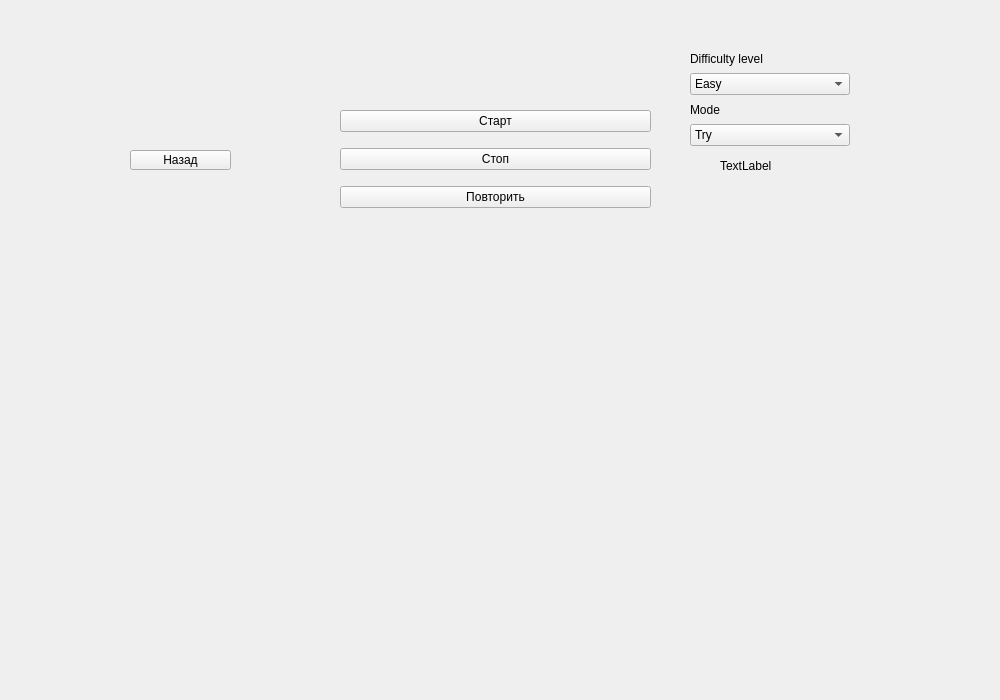
This is src/gui/exercises/exercisewithtileswidget.ui in TFed555/music_trainer as Qt 5 draws it before an edit. The edited form follows.
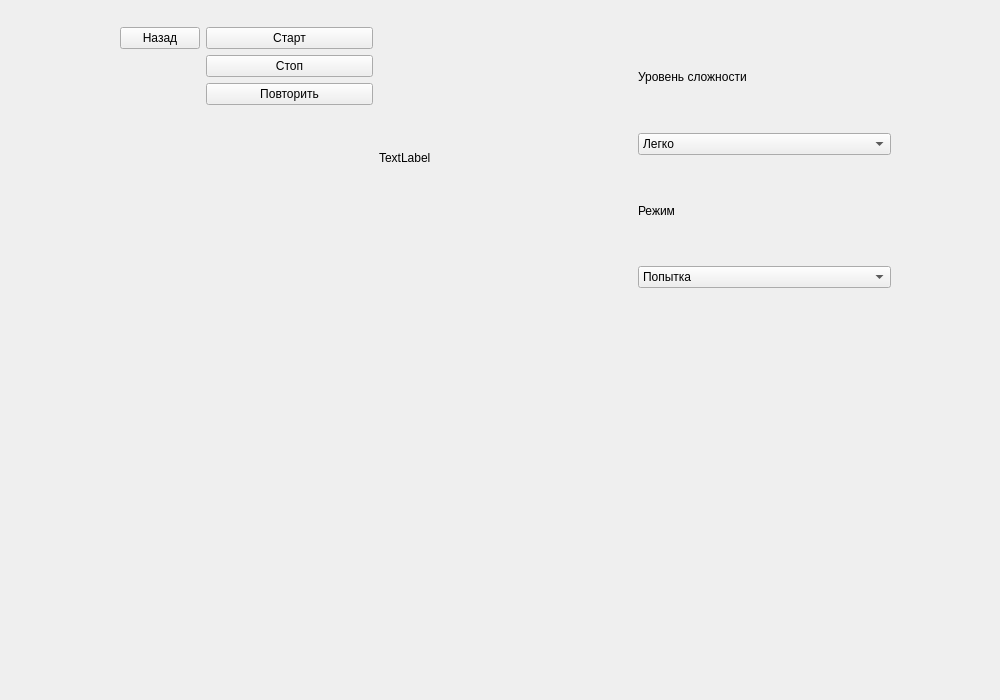
This is the edited form.

What changed in the file:
```diff
--- a/src/gui/exercises/exercisewithtileswidget.ui
+++ b/src/gui/exercises/exercisewithtileswidget.ui
@@ -13,15 +13,50 @@
   <property name="windowTitle">
    <string>Form</string>
   </property>
-  <widget class="QWidget" name="verticalLayoutWidget">
+  <widget class="QWidget" name="horizontalLayoutWidget">
    <property name="geometry">
     <rect>
-     <x>340</x>
-     <y>100</y>
+     <x>120</x>
+     <y>300</y>
+     <width>771</width>
+     <height>181</height>
+    </rect>
+   </property>
+   <layout class="QHBoxLayout" name="horizontalLayout"/>
+  </widget>
+  <widget class="QLabel" name="tipLabel">
+   <property name="geometry">
+    <rect>
+     <x>320</x>
+     <y>580</y>
      <width>311</width>
-     <height>121</height>
+     <height>20</height>
     </rect>
    </property>
+   <property name="text">
+    <string/>
+   </property>
+  </widget>
+  <widget class="QWidget" name="horizontalLayoutWidget_2">
+   <property name="geometry">
+    <rect>
+     <x>120</x>
+     <y>27</y>
+     <width>771</width>
+     <height>261</height>
+    </rect>
+   </property>
+   <layout class="QHBoxLayout" name="horizontalLayout_2">
+    <item>
+     <layout class="QFormLayout" name="formLayout">
+      <item row="0" column="0">
+       <widget class="QPushButton" name="backBtn">
+        <property name="text">
+         <string>Назад</string>
+        </property>
+       </widget>
+      </item>
+      <item row="0" column="1">
    <layout class="QVBoxLayout" name="manageLayout">
     <item>
      <widget class="QPushButton" name="startBtn">
@@ -45,71 +80,22 @@
      </widget>
     </item>
    </layout>
-  </widget>
-  <widget class="QWidget" name="horizontalLayoutWidget">
-   <property name="geometry">
-    <rect>
-     <x>120</x>
-     <y>300</y>
-     <width>771</width>
-     <height>181</height>
-    </rect>
-   </property>
-   <layout class="QHBoxLayout" name="horizontalLayout"/>
-  </widget>
-  <widget class="QPushButton" name="backBtn">
-   <property name="geometry">
-    <rect>
-     <x>130</x>
-     <y>150</y>
-     <width>101</width>
-     <height>20</height>
-    </rect>
-   </property>
-   <property name="text">
-    <string>Назад</string>
-   </property>
-  </widget>
+      </item>
+     </layout>
+    </item>
+    <item>
   <widget class="QLabel" name="descriptionLabel">
-   <property name="geometry">
-    <rect>
-     <x>720</x>
-     <y>120</y>
-     <width>249</width>
-     <height>91</height>
-    </rect>
-   </property>
    <property name="text">
     <string>TextLabel</string>
    </property>
   </widget>
-  <widget class="QLabel" name="modeLabel">
-   <property name="geometry">
-    <rect>
-     <x>320</x>
-     <y>580</y>
-     <width>311</width>
-     <height>20</height>
-    </rect>
-   </property>
-   <property name="text">
-    <string/>
-   </property>
-  </widget>
-  <widget class="QWidget" name="verticalLayoutWidget_2">
-   <property name="geometry">
-    <rect>
-     <x>690</x>
-     <y>50</y>
-     <width>160</width>
-     <height>96</height>
-    </rect>
-   </property>
+    </item>
+    <item>
    <layout class="QVBoxLayout" name="verticalLayout">
     <item>
      <widget class="QLabel" name="label">
       <property name="text">
-       <string>Difficulty level</string>
+         <string>Уровень сложности</string>
       </property>
      </widget>
     </item>
@@ -117,7 +103,7 @@
      <widget class="QComboBox" name="difficultyBox">
       <item>
        <property name="text">
-        <string>Easy</string>
+          <string>Легко</string>
        </property>
       </item>
       <item>
@@ -128,9 +114,9 @@
      </widget>
     </item>
     <item>
-     <widget class="QLabel" name="label_2">
+       <widget class="QLabel" name="modeLabel">
       <property name="text">
-       <string>Mode</string>
+         <string>Режим</string>
       </property>
      </widget>
     </item>
@@ -138,7 +124,7 @@
      <widget class="QComboBox" name="modeBox">
       <item>
        <property name="text">
-        <string>Try</string>
+          <string>Попытка</string>
        </property>
       </item>
       <item>
@@ -147,6 +133,8 @@
        </property>
       </item>
      </widget>
+      </item>
+     </layout>
     </item>
    </layout>
   </widget>
```
Left out of the diff: 6 changed lines with no effect on the pictures. Lines whose indentation alone changed are shown as unchanged.
